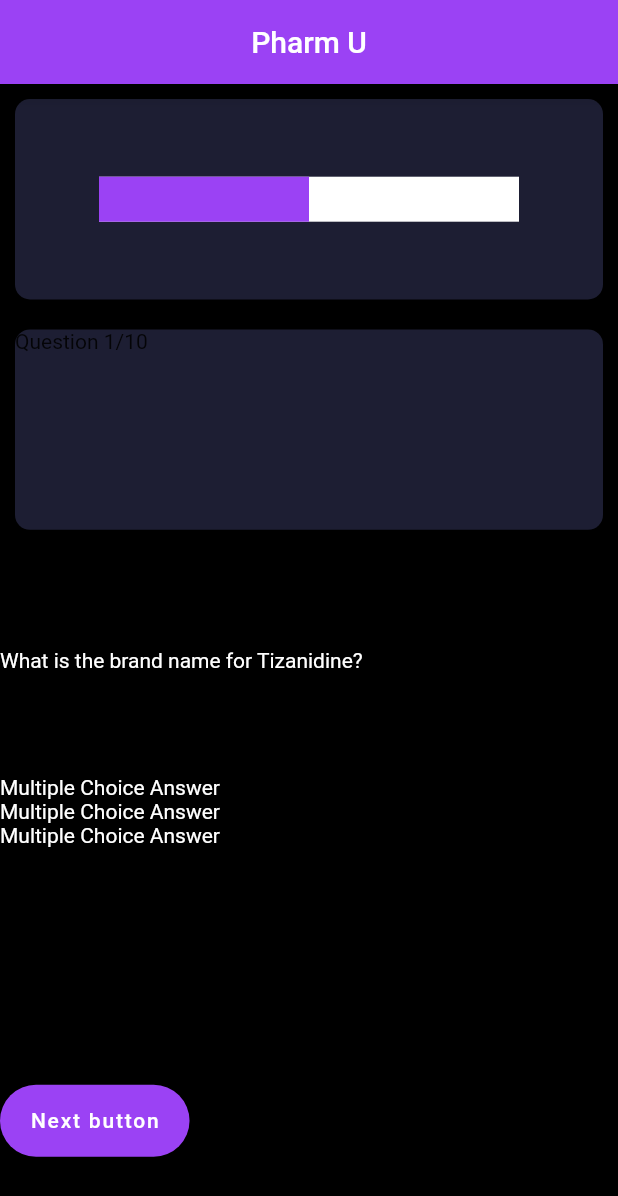
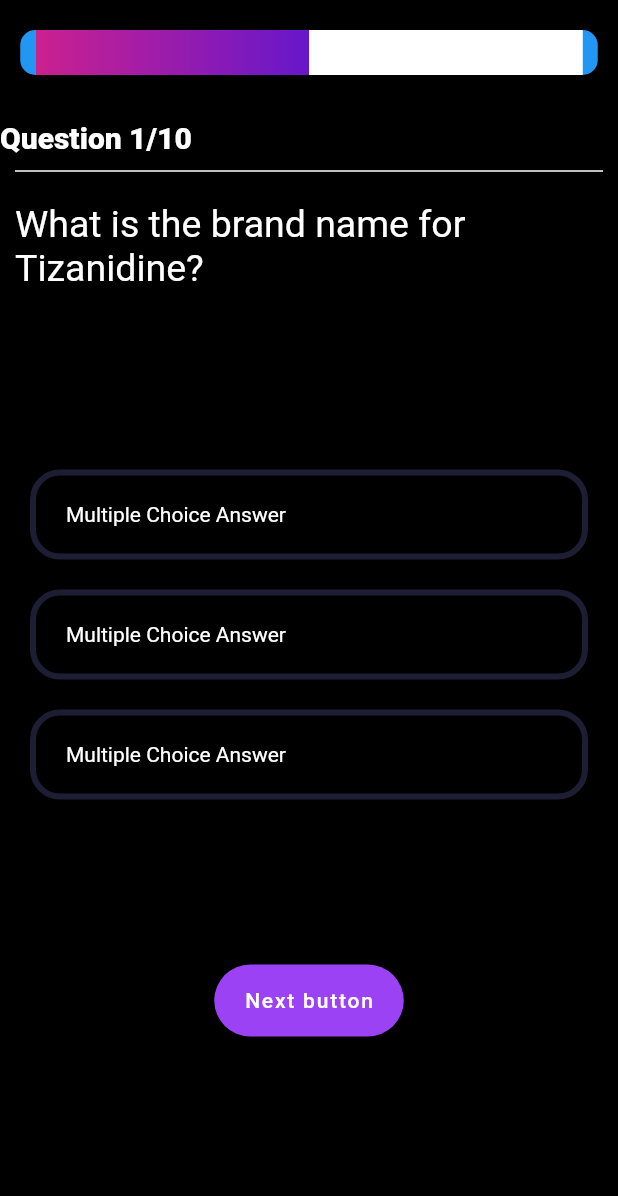
Before and after one commit to kingpush37/pharmu, a Flutter app: the screen it shows after launch, on a phone screen of 412 x 824 dp. Shown: the top 1196 px of the screen. Run offline on Flutter 3.47's test engine with Material 2 defaults, Android fonts, the phone set to English and light mode, and no system bars; drawn by our look-alikes of percent_indicator.

Commit message:
optimized UI/UX

```diff
--- a/lib/customCard.dart
+++ b/lib/customCard.dart
@@ -4,14 +4,19 @@ class CustomCard extends StatelessWidget {
   final Color color;
   final Widget customChild;
   final Function onPressed;
+  final BoxBorder borderStyle;
+  final EdgeInsetsGeometry padding;
+  final EdgeInsetsGeometry margin;
 
-  CustomCard({@required this.color, this.customChild, this.onPressed});
+  CustomCard({@required this.color, this.customChild, this.onPressed, this.borderStyle, this.padding, this.margin});
 
   @override
   Widget build(BuildContext context) {
     return Container(
-      margin: EdgeInsets.all(10.0),
+      margin: margin,
+      padding: padding,
       decoration: BoxDecoration(
+        border: borderStyle,
         color: color,
         borderRadius: BorderRadius.circular(10.0),
       ),
--- a/lib/quiz_page.dart
+++ b/lib/quiz_page.dart
@@ -1,5 +1,6 @@
 import 'package:flutter/cupertino.dart';
 import 'package:flutter/material.dart';
+import 'package:flutter/painting.dart';
 import 'customCard.dart';
 import 'package:percent_indicator/percent_indicator.dart';
 
@@ -11,106 +12,137 @@ class QuizPage extends StatefulWidget {
 class _QuizPageState extends State<QuizPage> {
   @override
   Widget build(BuildContext context) {
-    return Scaffold(
+    return SafeArea(
+      child: Scaffold(
         backgroundColor: Colors.black,
-      appBar: AppBar(
-        backgroundColor: Color(0xFF9B42F4),
-        title: Text(
-          'Pharm U',
+        body: Padding(
+          padding: const EdgeInsets.only(top: 20.0),
+          child: Column(
+            children: <Widget>[
+              Row(
+                mainAxisAlignment: MainAxisAlignment.center,
+                children: <Widget>[
+                  CustomCard(
+                    color: Colors.blue,
+                    customChild: LinearPercentIndicator(
+                      alignment: MainAxisAlignment.center,
+                      width: 385.0,
+                      lineHeight: 30.0,
+                      percent: 0.5,
+                      backgroundColor: Colors.white,
+                      linearGradient: LinearGradient(colors: [Color(0xFFCB218E), Color(0xFF6617CB)]),
+                    ),
+                  ),
+                ],
+              ),
+              SizedBox(
+                height: 30.0,
+              ),
+              CustomCard(
+                color: Colors.black,
+                customChild: Row(
+                  mainAxisAlignment: MainAxisAlignment.start,
+                  children: <Widget>[
+                    Text(
+                        'Question 1/10',
                       style: TextStyle(
+                        fontSize: 20.0,
+                        fontWeight: FontWeight.w900,
                         color: Colors.white,
                       ),
                     ),
-        centerTitle: true,
+                  ],
                 ),
-      body: Column(
-        mainAxisAlignment: MainAxisAlignment.center,
-        crossAxisAlignment: CrossAxisAlignment.stretch,
+              ),
+              Container(
+                padding: EdgeInsets.all(10.0),
+                child: Divider(
+                  height: 2.0,
+                  thickness: 1.0,
+                  color: Colors.white,
+                ),
+              ),
+              Container(
+                padding: EdgeInsets.all(10.0),
+                child: Row(
                   children: <Widget>[
                     Expanded(
-            child: Row(
-              crossAxisAlignment: CrossAxisAlignment.stretch,
-              children: <Widget>[
-                Expanded(
-                  child: CustomCard(
-                    color: Color(0xFF1D1E33),
-                    customChild: LinearPercentIndicator(
-                      alignment: MainAxisAlignment.center,
-                      width: 300.0,
-                      lineHeight: 30.0,
-                      percent: 0.5,
-                      backgroundColor: Colors.white,
-                      progressColor: Color(0xFF9B42F4),
+                      child: Text(
+                        'What is the brand name for Tizanidine?',
+                        style: TextStyle(
+                          color: Colors.white,
+                          fontSize: 25.0,
                         ),
                       ),
                     ),
                   ],
                 ),
               ),
-          Expanded(
-            child: CustomCard(
-              color: Color(0xFF1D1E33),
-              customChild: Text('Question 1/10'),
+              SizedBox(
+                height: 100.0,
               ),
+              Container(
+                padding: EdgeInsets.only(left: 20.0),
+                margin: EdgeInsets.symmetric(vertical: 10.0 , horizontal: 20.0),
+                height: 60.0,
+                decoration: BoxDecoration(
+                    border: Border.all(color: Color(0xFF1D1E33), width: 4.0, style: BorderStyle.solid),
+                  borderRadius: BorderRadius.circular(20.0),
                 ),
-          Expanded(
                 child: Row(
                   children: <Widget>[
-                Container(
-                  child: Text(
-                    'What is the brand name for Tizanidine?',
+                    Text(
+                        'Multiple Choice Answer',
                       style: TextStyle(
                         color: Colors.white,
-                    ),
                       ),
                     ),
                   ],
                 ),
               ),
-          Expanded(
-            child: Column(
+              Container(
+                padding: EdgeInsets.only(left: 20.0),
+                margin: EdgeInsets.symmetric(vertical: 10.0 , horizontal: 20.0),
+                height: 60.0,
+                decoration: BoxDecoration(
+                  border: Border.all(color: Color(0xFF1D1E33), width: 4.0, style: BorderStyle.solid),
+                  borderRadius: BorderRadius.circular(20.0),
+                ),
+                child: Row(
                   children: <Widget>[
-                Row(
-                  children: <Widget>[
-                    Container(
-                      child: Text(
+                    Text(
                       'Multiple Choice Answer',
                       style: TextStyle(
                         color: Colors.white,
                       ),
                     ),
-                    ),
                   ],
                 ),
-                Row(
+              ),
+              Container(
+                padding: EdgeInsets.only(left: 20.0),
+                margin: EdgeInsets.symmetric(vertical: 10.0 , horizontal: 20.0),
+                height: 60.0,
+                decoration: BoxDecoration(
+                  border: Border.all(color: Color(0xFF1D1E33), width: 4.0, style: BorderStyle.solid),
+                  borderRadius: BorderRadius.circular(20.0),
+                ),
+                child: Row(
                   children: <Widget>[
-                    Container(
-                      child: Text(
+                    Text(
                       'Multiple Choice Answer',
                       style: TextStyle(
                         color: Colors.white,
                       ),
                     ),
-                    ),
-                  ],
-                ),
-                Row(
-                  children: <Widget>[
-                    Container(
-                      child: Text(
-                        'Multiple Choice Answer',
-                        style: TextStyle(
-                          color: Colors.white,
-                        ),
-                      ),
-                    ),
-                  ],
-                ),
                   ],
                 ),
               ),
-          Expanded(
-            child: Row(
+              SizedBox(
+                height: 100.0,
+              ),
+              Row(
+                mainAxisAlignment: MainAxisAlignment.center,
                 children: <Widget>[
                   FloatingActionButton.extended(
                     onPressed: () {
@@ -123,8 +155,9 @@ class _QuizPageState extends State<QuizPage> {
                   ),
                 ],
               ),
+            ],
           ),
-        ],
+        ),
       ),
     );
   }
```
Lines whose indentation alone changed are shown as unchanged.
